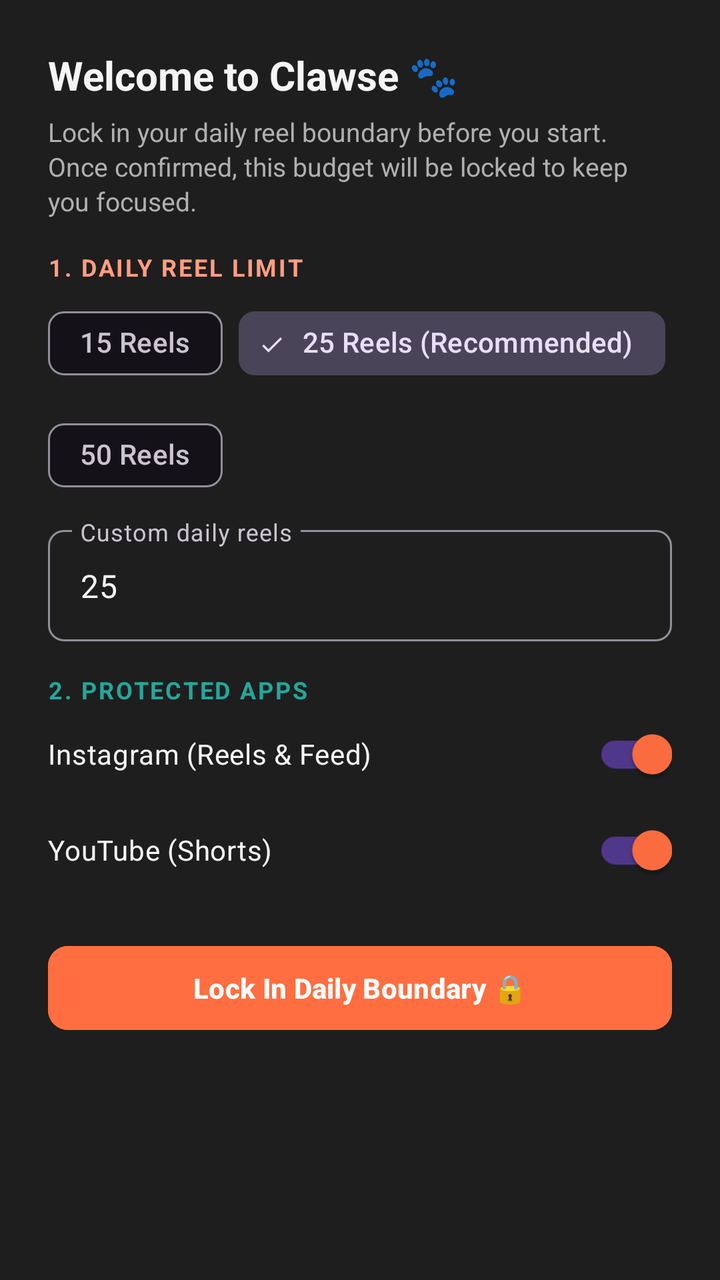
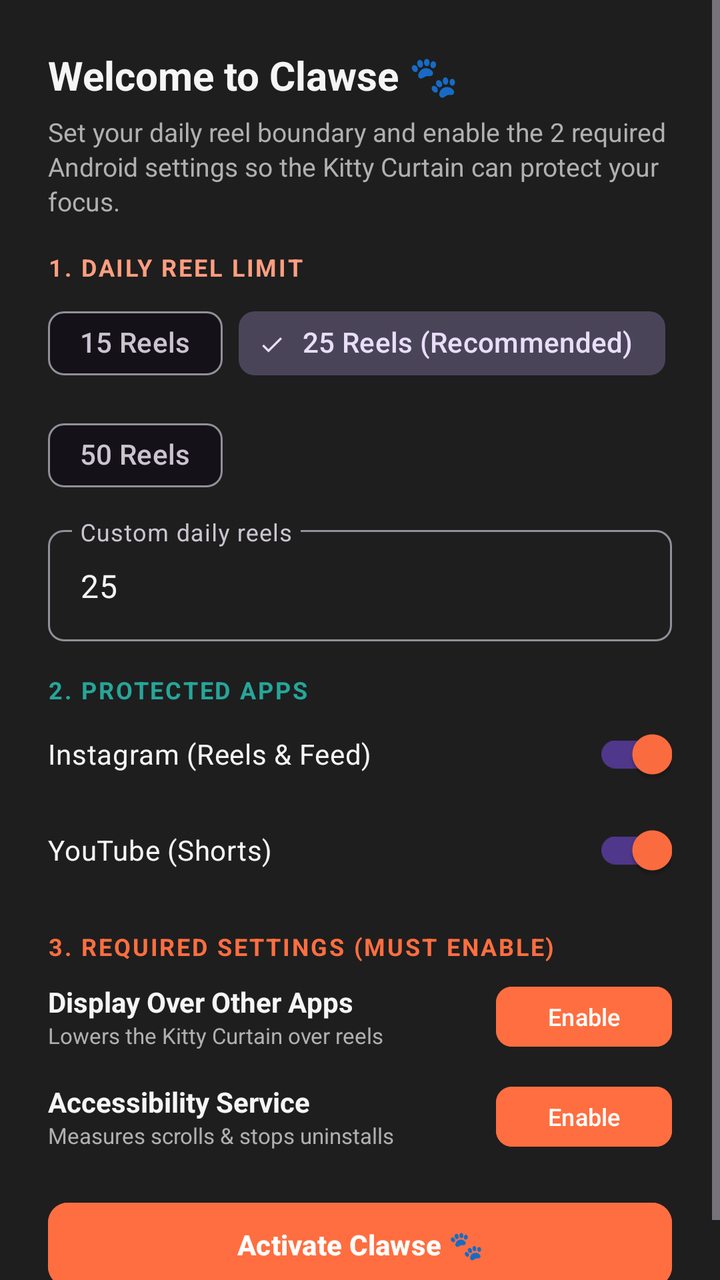

Screens rendered from an Android XML layout before and after an edit, with the pre-edit source and the edit as a unified diff.
<!-- AndroidManifest.xml: application theme Theme.AntiScrollerKitty -->
<!-- res/layout/dialog_initial_setup.xml -->
<?xml version="1.0" encoding="utf-8"?>
<LinearLayout xmlns:android="http://schemas.android.com/apk/res/android"
    xmlns:app="http://schemas.android.com/apk/res-auto"
    android:layout_width="match_parent"
    android:layout_height="wrap_content"
    android:orientation="vertical"
    android:padding="24dp"
    android:background="@color/surface">

    <TextView
        android:layout_width="wrap_content"
        android:layout_height="wrap_content"
        android:text="Welcome to Clawse 🐾"
        android:textColor="@color/text_primary"
        android:textSize="20sp"
        android:textStyle="bold" />

    <TextView
        android:layout_width="wrap_content"
        android:layout_height="wrap_content"
        android:layout_marginTop="6dp"
        android:text="Lock in your daily reel boundary before you start. Once confirmed, this budget will be locked to keep you focused."
        android:textColor="@color/text_secondary"
        android:textSize="13sp"
        android:lineSpacingExtra="2dp" />

    <TextView
        android:layout_width="wrap_content"
        android:layout_height="wrap_content"
        android:layout_marginTop="16dp"
        android:text="1. DAILY REEL LIMIT"
        android:textColor="@color/kitty_peach"
        android:textSize="12sp"
        android:letterSpacing="0.08"
        android:textStyle="bold" />

    <com.google.android.material.chip.ChipGroup
        android:id="@+id/chipGroupSetupLimit"
        android:layout_width="match_parent"
        android:layout_height="wrap_content"
        android:layout_marginTop="6dp"
        app:singleSelection="true">

        <com.google.android.material.chip.Chip
            android:id="@+id/chipLimit15"
            android:layout_width="wrap_content"
            android:layout_height="wrap_content"
            android:text="15 Reels"
            style="@style/Widget.Material3.Chip.Filter" />

        <com.google.android.material.chip.Chip
            android:id="@+id/chipLimit25"
            android:layout_width="wrap_content"
            android:layout_height="wrap_content"
            android:text="25 Reels (Recommended)"
            android:checked="true"
            style="@style/Widget.Material3.Chip.Filter" />

        <com.google.android.material.chip.Chip
            android:id="@+id/chipLimit50"
            android:layout_width="wrap_content"
            android:layout_height="wrap_content"
            android:text="50 Reels"
            style="@style/Widget.Material3.Chip.Filter" />
    </com.google.android.material.chip.ChipGroup>

    <com.google.android.material.textfield.TextInputLayout
        android:id="@+id/tilSetupLimit"
        android:layout_width="match_parent"
        android:layout_height="wrap_content"
        android:layout_marginTop="8dp"
        android:hint="Custom daily reels"
        app:boxCornerRadiusBottomEnd="8dp"
        app:boxCornerRadiusBottomStart="8dp"
        app:boxCornerRadiusTopEnd="8dp"
        app:boxCornerRadiusTopStart="8dp"
        style="@style/Widget.Material3.TextInputLayout.OutlinedBox">

        <com.google.android.material.textfield.TextInputEditText
            android:id="@+id/etSetupLimit"
            android:layout_width="match_parent"
            android:layout_height="wrap_content"
            android:inputType="number"
            android:maxLength="4"
            android:text="25"
            android:textColor="@color/text_primary" />
    </com.google.android.material.textfield.TextInputLayout>

    <TextView
        android:layout_width="wrap_content"
        android:layout_height="wrap_content"
        android:layout_marginTop="16dp"
        android:text="2. PROTECTED APPS"
        android:textColor="@color/secondary"
        android:textSize="12sp"
        android:letterSpacing="0.08"
        android:textStyle="bold" />

    <com.google.android.material.switchmaterial.SwitchMaterial
        android:id="@+id/switchSetupInstagram"
        android:layout_width="match_parent"
        android:layout_height="wrap_content"
        android:checked="true"
        android:text="Instagram (Reels &amp; Feed)"
        android:textColor="@color/text_primary" />

    <com.google.android.material.switchmaterial.SwitchMaterial
        android:id="@+id/switchSetupYouTube"
        android:layout_width="match_parent"
        android:layout_height="wrap_content"
        android:checked="true"
        android:text="YouTube (Shorts)"
        android:textColor="@color/text_primary" />

    <com.google.android.material.button.MaterialButton
        android:id="@+id/btnLockInSetup"
        android:layout_width="match_parent"
        android:layout_height="50dp"
        android:layout_marginTop="20dp"
        android:text="Lock In Daily Boundary 🔒"
        android:backgroundTint="@color/primary"
        android:textColor="@color/on_primary"
        android:textSize="14sp"
        android:textStyle="bold"
        app:cornerRadius="10dp" />

</LinearLayout>
<!-- resources referenced by this layout -->
<resources>
  <color name="kitty_peach">#FF9E80</color>
  <color name="on_primary">#FFFFFF</color>
  <color name="primary">#FF6E40</color>
  <color name="secondary">#26A69A</color>
  <color name="surface">#1E1E1E</color>
  <color name="text_primary">#F5F5F5</color>
  <color name="text_secondary">#B0B0B0</color>
  <style name="Theme.AntiScrollerKitty" parent="Theme.Material3.Dark.NoActionBar">
          <item name="colorPrimary">@color/primary</item>
          <item name="colorOnPrimary">@color/on_primary</item>
          <item name="colorSecondary">@color/secondary</item>
          <item name="colorOnSecondary">@color/on_secondary</item>
          <item name="android:statusBarColor">@color/background</item>
          <item name="android:navigationBarColor">@color/background</item>
          <item name="android:windowBackground">@color/background</item>
      </style>
  <color name="on_secondary">#FFFFFF</color>
  <color name="background">#121212</color>
</resources>

<!-- the commit's change to res/layout/dialog_initial_setup.xml (unified diff, before → after) -->
@@ -1,127 +1,228 @@
 <?xml version="1.0" encoding="utf-8"?>
-<LinearLayout xmlns:android="http://schemas.android.com/apk/res/android"
+<ScrollView xmlns:android="http://schemas.android.com/apk/res/android"
     xmlns:app="http://schemas.android.com/apk/res-auto"
     android:layout_width="match_parent"
     android:layout_height="wrap_content"
-    android:orientation="vertical"
-    android:padding="24dp"
-    android:background="@color/surface">
-
-    <TextView
-        android:layout_width="wrap_content"
-        android:layout_height="wrap_content"
-        android:text="Welcome to Clawse 🐾"
-        android:textColor="@color/text_primary"
-        android:textSize="20sp"
-        android:textStyle="bold" />
-
-    <TextView
-        android:layout_width="wrap_content"
-        android:layout_height="wrap_content"
-        android:layout_marginTop="6dp"
-        android:text="Lock in your daily reel boundary before you start. Once confirmed, this budget will be locked to keep you focused."
-        android:textColor="@color/text_secondary"
-        android:textSize="13sp"
-        android:lineSpacingExtra="2dp" />
-
-    <TextView
-        android:layout_width="wrap_content"
-        android:layout_height="wrap_content"
-        android:layout_marginTop="16dp"
-        android:text="1. DAILY REEL LIMIT"
-        android:textColor="@color/kitty_peach"
-        android:textSize="12sp"
-        android:letterSpacing="0.08"
-        android:textStyle="bold" />
-
-    <com.google.android.material.chip.ChipGroup
-        android:id="@+id/chipGroupSetupLimit"
+    android:fillViewport="true">
+
+    <LinearLayout
         android:layout_width="match_parent"
         android:layout_height="wrap_content"
-        android:layout_marginTop="6dp"
-        app:singleSelection="true">
-
-        <com.google.android.material.chip.Chip
-            android:id="@+id/chipLimit15"
-            android:layout_width="wrap_content"
-            android:layout_height="wrap_content"
-            android:text="15 Reels"
-            style="@style/Widget.Material3.Chip.Filter" />
-
-        <com.google.android.material.chip.Chip
-            android:id="@+id/chipLimit25"
-            android:layout_width="wrap_content"
-            android:layout_height="wrap_content"
-            android:text="25 Reels (Recommended)"
+        android:orientation="vertical"
+        android:padding="24dp"
+        android:background="@color/surface">
+
+        <TextView
+            android:layout_width="wrap_content"
+            android:layout_height="wrap_content"
+            android:text="Welcome to Clawse 🐾"
+            android:textColor="@color/text_primary"
+            android:textSize="20sp"
+            android:textStyle="bold" />
+
+        <TextView
+            android:layout_width="wrap_content"
+            android:layout_height="wrap_content"
+            android:layout_marginTop="6dp"
+            android:text="Set your daily reel boundary and enable the 2 required Android settings so the Kitty Curtain can protect your focus."
+            android:textColor="@color/text_secondary"
+            android:textSize="13sp"
+            android:lineSpacingExtra="2dp" />
+
+        
+        <TextView
+            android:layout_width="wrap_content"
+            android:layout_height="wrap_content"
+            android:layout_marginTop="16dp"
+            android:text="1. DAILY REEL LIMIT"
+            android:textColor="@color/kitty_peach"
+            android:textSize="12sp"
+            android:letterSpacing="0.08"
+            android:textStyle="bold" />
+
+        <com.google.android.material.chip.ChipGroup
+            android:id="@+id/chipGroupSetupLimit"
+            android:layout_width="match_parent"
+            android:layout_height="wrap_content"
+            android:layout_marginTop="6dp"
+            app:singleSelection="true">
+
+            <com.google.android.material.chip.Chip
+                android:id="@+id/chipLimit15"
+                android:layout_width="wrap_content"
+                android:layout_height="wrap_content"
+                android:text="15 Reels"
+                style="@style/Widget.Material3.Chip.Filter" />
+
+            <com.google.android.material.chip.Chip
+                android:id="@+id/chipLimit25"
+                android:layout_width="wrap_content"
+                android:layout_height="wrap_content"
+                android:text="25 Reels (Recommended)"
+                android:checked="true"
+                style="@style/Widget.Material3.Chip.Filter" />
+
+            <com.google.android.material.chip.Chip
+                android:id="@+id/chipLimit50"
+                android:layout_width="wrap_content"
+                android:layout_height="wrap_content"
+                android:text="50 Reels"
+                style="@style/Widget.Material3.Chip.Filter" />
+        </com.google.android.material.chip.ChipGroup>
+
+        <com.google.android.material.textfield.TextInputLayout
+            android:id="@+id/tilSetupLimit"
+            android:layout_width="match_parent"
+            android:layout_height="wrap_content"
+            android:layout_marginTop="8dp"
+            android:hint="Custom daily reels"
+            app:boxCornerRadiusBottomEnd="8dp"
+            app:boxCornerRadiusBottomStart="8dp"
+            app:boxCornerRadiusTopEnd="8dp"
+            app:boxCornerRadiusTopStart="8dp"
+            style="@style/Widget.Material3.TextInputLayout.OutlinedBox">
+
+            <com.google.android.material.textfield.TextInputEditText
+                android:id="@+id/etSetupLimit"
+                android:layout_width="match_parent"
+                android:layout_height="wrap_content"
+                android:inputType="number"
+                android:maxLength="4"
+                android:text="25"
+                android:textColor="@color/text_primary" />
+        </com.google.android.material.textfield.TextInputLayout>
+
+        
+        <TextView
+            android:layout_width="wrap_content"
+            android:layout_height="wrap_content"
+            android:layout_marginTop="16dp"
+            android:text="2. PROTECTED APPS"
+            android:textColor="@color/secondary"
+            android:textSize="12sp"
+            android:letterSpacing="0.08"
+            android:textStyle="bold" />
+
+        <com.google.android.material.switchmaterial.SwitchMaterial
+            android:id="@+id/switchSetupInstagram"
+            android:layout_width="match_parent"
+            android:layout_height="wrap_content"
             android:checked="true"
-            style="@style/Widget.Material3.Chip.Filter" />
-
-        <com.google.android.material.chip.Chip
-            android:id="@+id/chipLimit50"
-            android:layout_width="wrap_content"
-            android:layout_height="wrap_content"
-            android:text="50 Reels"
-            style="@style/Widget.Material3.Chip.Filter" />
-    </com.google.android.material.chip.ChipGroup>
-
-    <com.google.android.material.textfield.TextInputLayout
-        android:id="@+id/tilSetupLimit"
-        android:layout_width="match_parent"
-        android:layout_height="wrap_content"
-        android:layout_marginTop="8dp"
-        android:hint="Custom daily reels"
-        app:boxCornerRadiusBottomEnd="8dp"
-        app:boxCornerRadiusBottomStart="8dp"
-        app:boxCornerRadiusTopEnd="8dp"
-        app:boxCornerRadiusTopStart="8dp"
-        style="@style/Widget.Material3.TextInputLayout.OutlinedBox">
-
-        <com.google.android.material.textfield.TextInputEditText
-            android:id="@+id/etSetupLimit"
-            android:layout_width="match_parent"
-            android:layout_height="wrap_content"
-            android:inputType="number"
-            android:maxLength="4"
-            android:text="25"
+            android:text="Instagram (Reels &amp; Feed)"
             android:textColor="@color/text_primary" />
-    </com.google.android.material.textfield.TextInputLayout>
-
-    <TextView
-        android:layout_width="wrap_content"
-        android:layout_height="wrap_content"
-        android:layout_marginTop="16dp"
-        android:text="2. PROTECTED APPS"
-        android:textColor="@color/secondary"
-        android:textSize="12sp"
-        android:letterSpacing="0.08"
-        android:textStyle="bold" />
-
-    <com.google.android.material.switchmaterial.SwitchMaterial
-        android:id="@+id/switchSetupInstagram"
-        android:layout_width="match_parent"
-        android:layout_height="wrap_content"
-        android:checked="true"
-        android:text="Instagram (Reels &amp; Feed)"
-        android:textColor="@color/text_primary" />
-
-    <com.google.android.material.switchmaterial.SwitchMaterial
-        android:id="@+id/switchSetupYouTube"
-        android:layout_width="match_parent"
-        android:layout_height="wrap_content"
-        android:checked="true"
-        android:text="YouTube (Shorts)"
-        android:textColor="@color/text_primary" />
-
-    <com.google.android.material.button.MaterialButton
-        android:id="@+id/btnLockInSetup"
-        android:layout_width="match_parent"
-        android:layout_height="50dp"
-        android:layout_marginTop="20dp"
-        android:text="Lock In Daily Boundary 🔒"
-        android:backgroundTint="@color/primary"
-        android:textColor="@color/on_primary"
-        android:textSize="14sp"
-        android:textStyle="bold"
-        app:cornerRadius="10dp" />
-
-</LinearLayout>
+
+        <com.google.android.material.switchmaterial.SwitchMaterial
+            android:id="@+id/switchSetupYouTube"
+            android:layout_width="match_parent"
+            android:layout_height="wrap_content"
+            android:checked="true"
+            android:text="YouTube (Shorts)"
+            android:textColor="@color/text_primary" />
+
+        
+        <TextView
+            android:layout_width="wrap_content"
+            android:layout_height="wrap_content"
+            android:layout_marginTop="16dp"
+            android:text="3. REQUIRED SETTINGS (MUST ENABLE)"
+            android:textColor="@color/kitty_orange"
+            android:textSize="12sp"
+            android:letterSpacing="0.08"
+            android:textStyle="bold" />
+
+        
+        <LinearLayout
+            android:layout_width="match_parent"
+            android:layout_height="wrap_content"
+            android:layout_marginTop="8dp"
+            android:gravity="center_vertical"
+            android:orientation="horizontal">
+
+            <LinearLayout
+                android:layout_width="0dp"
+                android:layout_height="wrap_content"
+                android:layout_weight="1"
+                android:orientation="vertical">
+
+                <TextView
+                    android:layout_width="wrap_content"
+                    android:layout_height="wrap_content"
+                    android:text="Display Over Other Apps"
+                    android:textColor="@color/text_primary"
+                    android:textSize="14sp"
+                    android:textStyle="bold" />
+
+                <TextView
+                    android:layout_width="wrap_content"
+                    android:layout_height="wrap_content"
+                    android:text="Lowers the Kitty Curtain over reels"
+                    android:textColor="@color/text_secondary"
+                    android:textSize="11sp" />
+            </LinearLayout>
+
+            <com.google.android.material.button.MaterialButton
+                android:id="@+id/btnSetupOverlay"
+                android:layout_width="wrap_content"
+                android:layout_height="38dp"
+                android:text="Enable"
+                android:textSize="12sp"
+                android:backgroundTint="@color/primary"
+                android:textColor="@color/on_primary"
+                app:cornerRadius="8dp" />
+        </LinearLayout>
+
+        
+        <LinearLayout
+            android:layout_width="match_parent"
+            android:layout_height="wrap_content"
+            android:layout_marginTop="12dp"
+            android:gravity="center_vertical"
+            android:orientation="horizontal">
+
+            <LinearLayout
+                android:layout_width="0dp"
+                android:layout_height="wrap_content"
+                android:layout_weight="1"
+                android:orientation="vertical">
+
+                <TextView
+                    android:layout_width="wrap_content"
+                    android:layout_height="wrap_content"
+                    android:text="Accessibility Service"
+                    android:textColor="@color/text_primary"
+                    android:textSize="14sp"
+                    android:textStyle="bold" />
+
+                <TextView
+                    android:layout_width="wrap_content"
+                    android:layout_height="wrap_content"
+                    android:text="Measures scrolls &amp; stops uninstalls"
+                    android:textColor="@color/text_secondary"
+                    android:textSize="11sp" />
+            </LinearLayout>
+
+            <com.google.android.material.button.MaterialButton
+                android:id="@+id/btnSetupAccessibility"
+                android:layout_width="wrap_content"
+                android:layout_height="38dp"
+                android:text="Enable"
+                android:textSize="12sp"
+                android:backgroundTint="@color/primary"
+                android:textColor="@color/on_primary"
+                app:cornerRadius="8dp" />
+        </LinearLayout>
+
+        <com.google.android.material.button.MaterialButton
+            android:id="@+id/btnLockInSetup"
+            android:layout_width="match_parent"
+            android:layout_height="50dp"
+            android:layout_marginTop="20dp"
+            android:text="Activate Clawse 🐾"
+            android:backgroundTint="@color/primary"
+            android:textColor="@color/on_primary"
+            android:textSize="14sp"
+            android:textStyle="bold"
+            app:cornerRadius="10dp" />
+
+    </LinearLayout>
+</ScrollView>
<!-- resource entries referenced after the edit -->
@@ -1,5 +1,6 @@
 <!-- resources referenced by this layout -->
 <resources>
+  <color name="kitty_orange">#FF6E40</color>
   <color name="kitty_peach">#FF9E80</color>
   <color name="on_primary">#FFFFFF</color>
   <color name="primary">#FF6E40</color>
